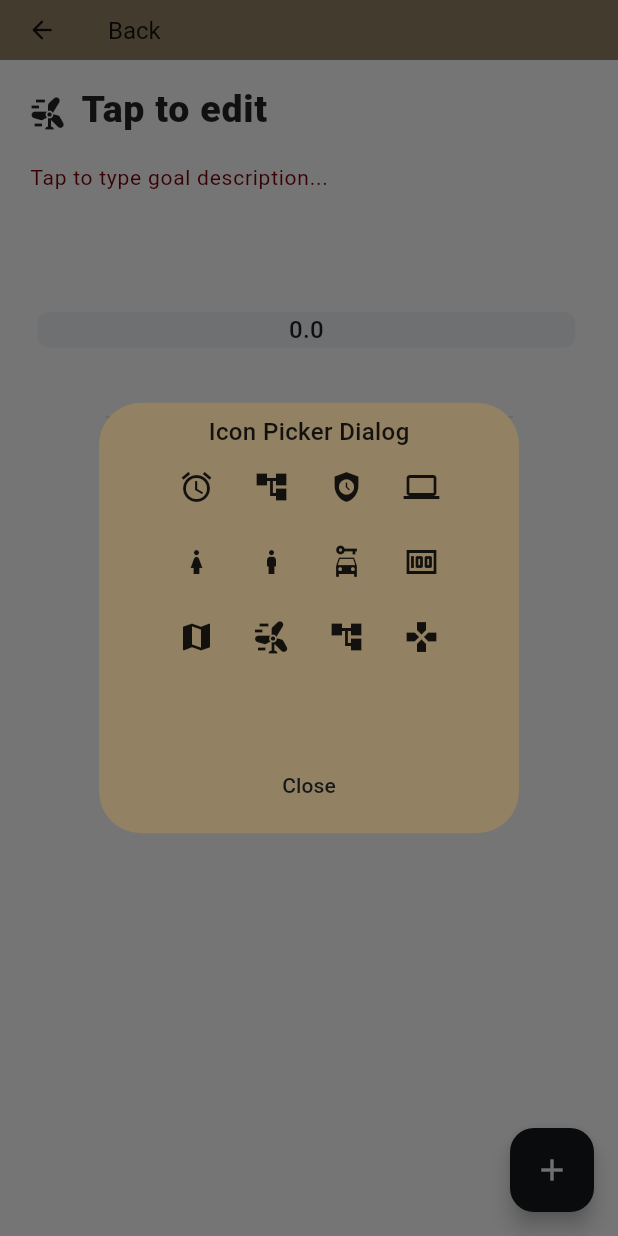
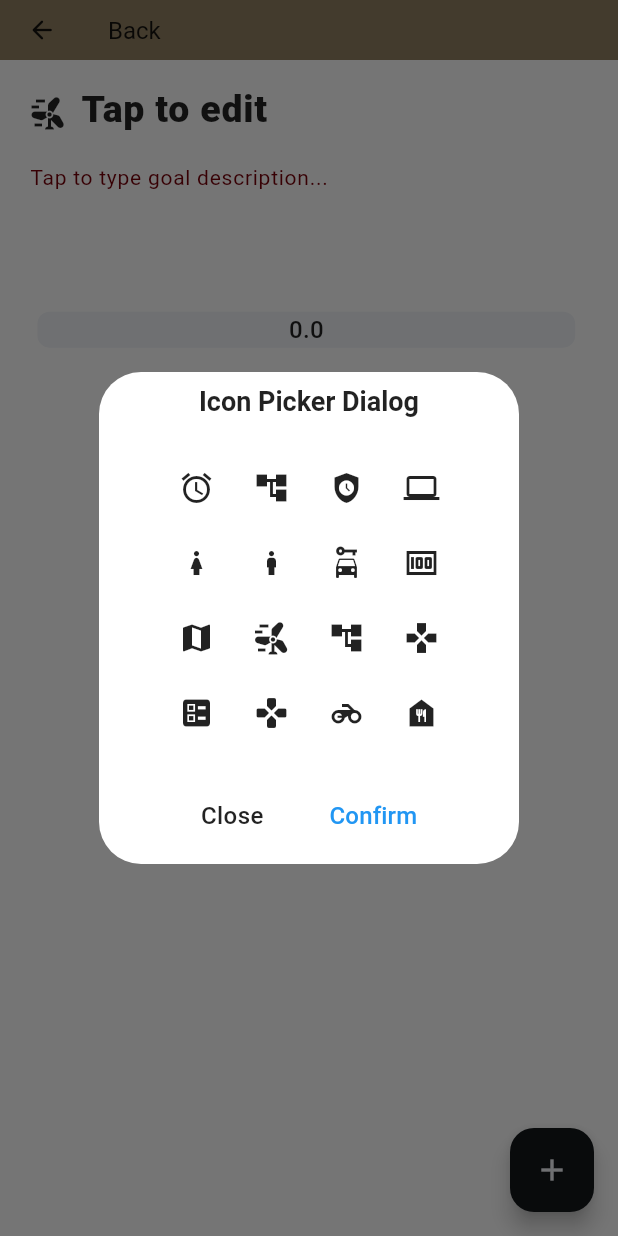
Before and after one commit to sankassio99/goals_tracker, a Flutter app: the MainGoalPageWidget screen opened directly, after a tap on the "wind power" icon, on a phone screen of 412 x 824 dp. Run offline on Flutter 3.47's test engine with Material 2 defaults, Android fonts, the phone set to English and light mode, and no system bars; drawn by our look-alikes of percent_indicator; our stand-ins replace get, go_router; Roboto replaces fonts that are missing (Poppins).

Commit message:
layout improvment

```diff
--- a/lib/presentation/components/icon_picker_dialog.dart
+++ b/lib/presentation/components/icon_picker_dialog.dart
@@ -18,12 +18,17 @@ class IconPickerDialog extends StatelessWidget {
     Icons.wind_power,
     Icons.account_tree_sharp,
     Icons.gamepad,
+    Icons.ballot,
+    Icons.games_rounded,
+    Icons.motorcycle,
+    Icons.food_bank,
   ];
 
   @override
   Widget build(BuildContext context) {
     return Dialog(
       key: const Key("iconPickerDialog"),
+      backgroundColor: Colors.white,
       child: Padding(
         padding: const EdgeInsets.all(8.0),
         child: SingleChildScrollView(
@@ -31,10 +36,17 @@ class IconPickerDialog extends StatelessWidget {
               mainAxisSize: MainAxisSize.min,
               mainAxisAlignment: MainAxisAlignment.center,
               children: [
-                const Text("Icon Picker Dialog"),
-                SizedBox(
+                Text(
+                  "Icon Picker Dialog",
+                  style: Theme.of(context).textTheme.headlineSmall,
+                ),
+                const SizedBox(
+                  height: 20,
+                ),
+                Container(
                   height: 200,
                   width: 200,
+                  alignment: Alignment.center,
                   child: GridView.count(
                     crossAxisCount: 4,
                     children: iconsData
@@ -49,9 +61,34 @@ class IconPickerDialog extends StatelessWidget {
                         .toList(),
                   ),
                 ),
-                TextButton(
-                    onPressed: () => Navigator.pop(context),
-                    child: const Text("Close"))
+                const SizedBox(
+                  height: 20,
+                ),
+                Row(
+                  mainAxisAlignment: MainAxisAlignment.center,
+                  mainAxisSize: MainAxisSize.min,
+                  children: [
+                    TextButton(
+                        onPressed: () => Navigator.pop(context),
+                        child: Text(
+                          style: Theme.of(context).textTheme.bodyMedium,
+                          "Close",
+                        )),
+                    const SizedBox(
+                      width: 20,
+                    ),
+                    TextButton(
+                        onPressed: () => Navigator.pop(context),
+                        child: const Text(
+                          style: TextStyle(
+                            fontSize: 16.0,
+                            fontWeight: FontWeight.w500,
+                            color: Colors.blue,
+                          ),
+                          "Confirm",
+                        )),
+                  ],
+                )
               ]),
         ),
       ),
```
